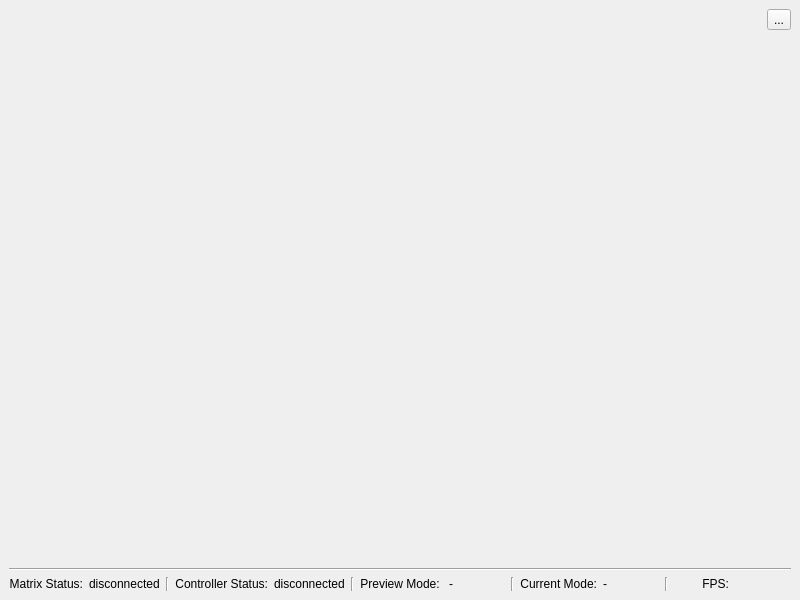
The window that src/qt/design-files/MainWindow.ui (CountRucula/matrix-app) describes before a commit, drawn with Qt 5.
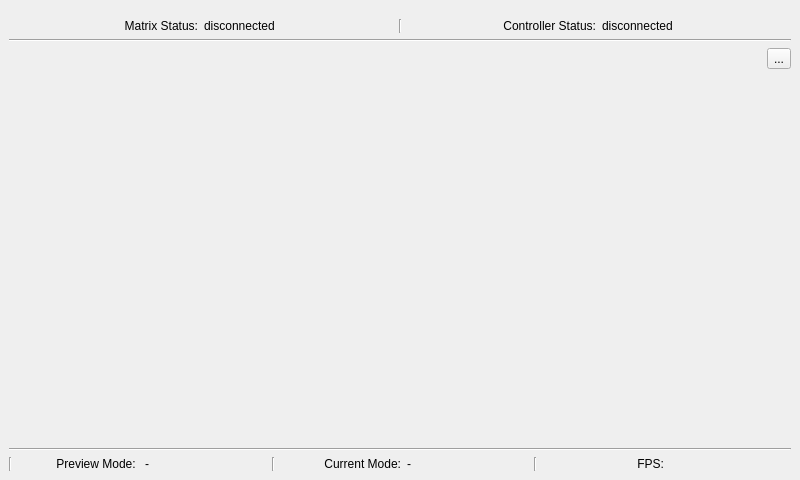
The same window after the commit.

```diff
--- a/src/qt/design-files/MainWindow.ui
+++ b/src/qt/design-files/MainWindow.ui
@@ -7,7 +7,7 @@
     <x>0</x>
     <y>0</y>
     <width>800</width>
-    <height>600</height>
+    <height>480</height>
    </rect>
   </property>
   <property name="baseSize">
@@ -21,6 +21,101 @@
   </property>
   <widget class="QWidget" name="centralwidget">
    <layout class="QVBoxLayout" name="verticalLayout">
+    <item>
+     <layout class="QHBoxLayout" name="horizontalLayout">
+      <property name="topMargin">
+       <number>10</number>
+      </property>
+      <item>
+       <widget class="QLabel" name="label_1">
+        <property name="sizePolicy">
+         <sizepolicy hsizetype="Preferred" vsizetype="Preferred">
+          <horstretch>0</horstretch>
+          <verstretch>0</verstretch>
+         </sizepolicy>
+        </property>
+        <property name="text">
+         <string>Matrix Status:</string>
+        </property>
+        <property name="alignment">
+         <set>Qt::AlignmentFlag::AlignRight|Qt::AlignmentFlag::AlignTrailing|Qt::AlignmentFlag::AlignVCenter</set>
+        </property>
+       </widget>
+      </item>
+      <item>
+       <widget class="QLabel" name="lbl_matrix_status">
+        <property name="sizePolicy">
+         <sizepolicy hsizetype="Preferred" vsizetype="Preferred">
+          <horstretch>0</horstretch>
+          <verstretch>0</verstretch>
+         </sizepolicy>
+        </property>
+        <property name="text">
+         <string>disconnected</string>
+        </property>
+       </widget>
+      </item>
+      <item>
+       <widget class="Line" name="line_2">
+        <property name="orientation">
+         <enum>Qt::Orientation::Vertical</enum>
+        </property>
+       </widget>
+      </item>
+      <item>
+       <widget class="QLabel" name="label_5">
+        <property name="sizePolicy">
+         <sizepolicy hsizetype="Preferred" vsizetype="Preferred">
+          <horstretch>0</horstretch>
+          <verstretch>0</verstretch>
+         </sizepolicy>
+        </property>
+        <property name="text">
+         <string>Controller Status:</string>
+        </property>
+        <property name="alignment">
+         <set>Qt::AlignmentFlag::AlignRight|Qt::AlignmentFlag::AlignTrailing|Qt::AlignmentFlag::AlignVCenter</set>
+        </property>
+       </widget>
+      </item>
+      <item>
+       <widget class="QLabel" name="lbl_controller_status">
+        <property name="sizePolicy">
+         <sizepolicy hsizetype="Preferred" vsizetype="Preferred">
+          <horstretch>0</horstretch>
+          <verstretch>0</verstretch>
+         </sizepolicy>
+        </property>
+        <property name="text">
+         <string>disconnected</string>
+        </property>
+       </widget>
+      </item>
+     </layout>
+    </item>
+    <item>
+     <widget class="Line" name="line_6">
+      <property name="orientation">
+       <enum>Qt::Orientation::Horizontal</enum>
+      </property>
+     </widget>
+    </item>
+    <item>
+     <spacer name="verticalSpacer">
+      <property name="orientation">
+       <enum>Qt::Orientation::Vertical</enum>
+      </property>
+      <property name="sizeType">
+       <enum>QSizePolicy::Policy::Fixed</enum>
+      </property>
+      <property name="sizeHint" stdset="0">
+       <size>
+        <width>20</width>
+        <height>0</height>
+       </size>
+      </property>
+     </spacer>
+    </item>
     <item>
      <layout class="QHBoxLayout" name="title_layout">
       <property name="sizeConstraint">
@@ -69,35 +164,6 @@
     </item>
     <item>
      <layout class="QHBoxLayout" name="footer_layout">
-      <item>
-       <widget class="QLabel" name="label_1">
-        <property name="sizePolicy">
-         <sizepolicy hsizetype="Preferred" vsizetype="Preferred">
-          <horstretch>0</horstretch>
-          <verstretch>0</verstretch>
-         </sizepolicy>
-        </property>
-        <property name="text">
-         <string>Matrix Status:</string>
-        </property>
-        <property name="alignment">
-         <set>Qt::AlignmentFlag::AlignRight|Qt::AlignmentFlag::AlignTrailing|Qt::AlignmentFlag::AlignVCenter</set>
-        </property>
-       </widget>
-      </item>
-      <item>
-       <widget class="QLabel" name="lbl_matrix_status">
-        <property name="sizePolicy">
-         <sizepolicy hsizetype="Preferred" vsizetype="Preferred">
-          <horstretch>0</horstretch>
-          <verstretch>0</verstretch>
-         </sizepolicy>
-        </property>
-        <property name="text">
-         <string>disconnected</string>
-        </property>
-       </widget>
-      </item>
       <item>
        <widget class="Line" name="line_5">
         <property name="orientation">
@@ -105,42 +171,6 @@
         </property>
        </widget>
       </item>
-      <item>
-       <widget class="QLabel" name="label_5">
-        <property name="sizePolicy">
-         <sizepolicy hsizetype="Preferred" vsizetype="Preferred">
-          <horstretch>0</horstretch>
-          <verstretch>0</verstretch>
-         </sizepolicy>
-        </property>
-        <property name="text">
-         <string>Controller Status:</string>
-        </property>
-        <property name="alignment">
-         <set>Qt::AlignmentFlag::AlignRight|Qt::AlignmentFlag::AlignTrailing|Qt::AlignmentFlag::AlignVCenter</set>
-        </property>
-       </widget>
-      </item>
-      <item>
-       <widget class="QLabel" name="lbl_controller_status">
-        <property name="sizePolicy">
-         <sizepolicy hsizetype="Preferred" vsizetype="Preferred">
-          <horstretch>0</horstretch>
-          <verstretch>0</verstretch>
-         </sizepolicy>
-        </property>
-        <property name="text">
-         <string>disconnected</string>
-        </property>
-       </widget>
-      </item>
-      <item>
-       <widget class="Line" name="line_2">
-        <property name="orientation">
-         <enum>Qt::Orientation::Vertical</enum>
-        </property>
-       </widget>
-      </item>
       <item>
        <widget class="QLabel" name="label_2">
         <property name="sizePolicy">
```
